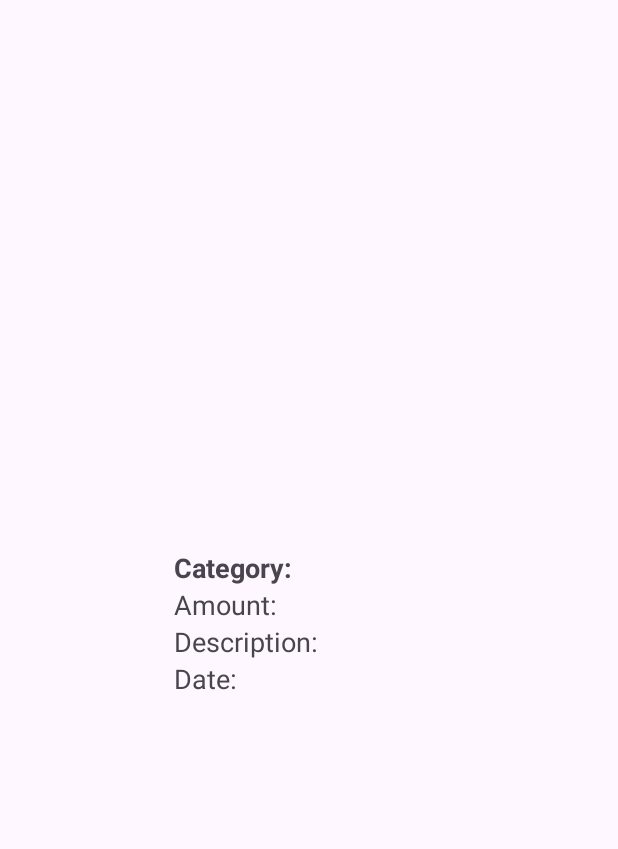
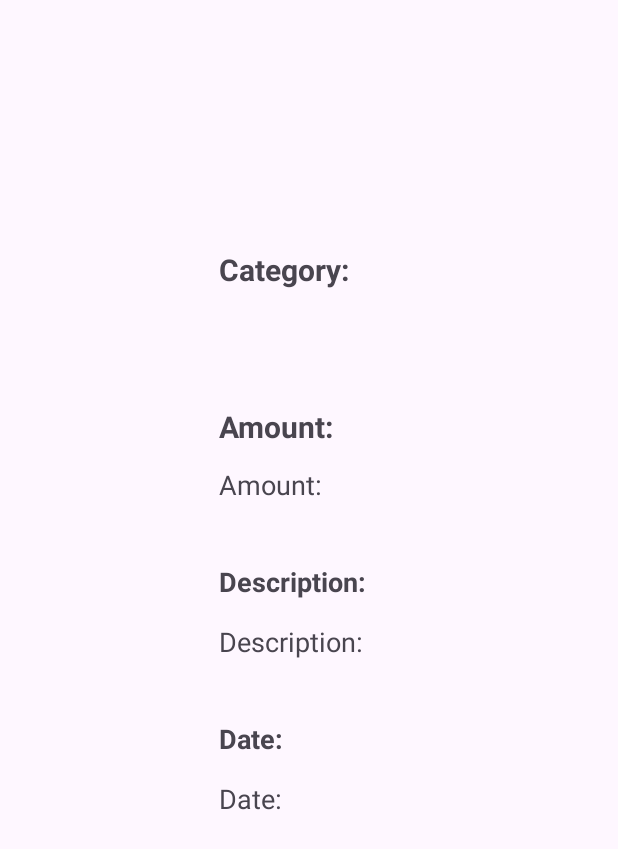
Before and after one commit to rithugopi/Budget-Tracker, an Android app: the layout activity_expense_detail.xml on its own in the app's theme, with its tools: preview values and no code run, on a phone screen of 412 x 824 dp. Shown: the top 849 px of the screen. Run offline under Robolectric (Android 15) with nearby library versions, the phone set to English and light mode, and no system bars.

Commit message:
final before ui

```diff
--- a/app/src/main/java/com/example/budgettracker/ExpenseDetailActivity.kt
+++ b/app/src/main/java/com/example/budgettracker/ExpenseDetailActivity.kt
@@ -20,9 +20,9 @@ class ExpenseDetailActivity : AppCompatActivity() {
         val textViewDescription: TextView = findViewById(R.id.textViewDescription)
         val textViewDate: TextView = findViewById(R.id.textViewDate)
 
-        textViewCategory.text = "Category: $category"
-        textViewAmount.text = "Amount: $${"%.2f".format(amount)}"
-        textViewDescription.text = "Description: $description"
-        textViewDate.text = "Date: $date"
+        textViewCategory.text = " $category"
+        textViewAmount.text = " $${"%.2f".format(amount)}"
+        textViewDescription.text = " $description"
+        textViewDate.text = " $date"
     }
 }
--- a/app/src/main/res/layout/activity_expense_detail.xml
+++ b/app/src/main/res/layout/activity_expense_detail.xml
@@ -5,14 +5,33 @@
     android:padding="16dp">
 
     <TextView
+        android:layout_width="wrap_content"
+        android:layout_height="wrap_content"
+        android:text="Category: "
+        android:textSize="20sp"
+        android:textStyle="bold"
+        android:layout_marginTop="150dp"
+        android:layout_marginLeft="130dp"/>
+    <TextView
         android:id="@+id/textViewCategory"
         android:layout_width="wrap_content"
         android:layout_height="wrap_content"
-        android:text="Category: "
+
         android:textSize="18sp"
+
+        android:layout_marginTop="190dp"
+        android:layout_marginLeft="130dp"/>
+
+    <TextView
+
+        android:layout_width="wrap_content"
+        android:layout_height="wrap_content"
+        android:layout_below="@id/textViewCategory"
+        android:text="Amount: "
         android:textStyle="bold"
-        android:layout_marginTop="350dp"
-        android:layout_marginLeft="100dp"/>
+        android:textSize="20sp"
+        android:layout_marginLeft="130dp"
+        android:layout_marginTop="40dp"/>
 
     <TextView
         android:id="@+id/textViewAmount"
@@ -21,7 +40,19 @@
         android:layout_below="@id/textViewCategory"
         android:text="Amount: "
         android:textSize="18sp"
-        android:layout_marginLeft="100dp"/>
+        android:layout_marginTop="80dp"
+        android:layout_marginLeft="130dp"/>
+
+    <TextView
+
+        android:layout_width="wrap_content"
+        android:layout_height="wrap_content"
+        android:layout_below="@id/textViewAmount"
+        android:text="Description: "
+        android:textStyle="bold"
+        android:textSize="18sp"
+        android:layout_marginTop="40dp"
+        android:layout_marginLeft="130dp"/>
 
     <TextView
         android:id="@+id/textViewDescription"
@@ -29,8 +60,20 @@
         android:layout_height="wrap_content"
         android:layout_below="@id/textViewAmount"
         android:text="Description: "
+        android:layout_marginTop="80dp"
         android:textSize="18sp"
-        android:layout_marginLeft="100dp"/>
+        android:layout_marginLeft="130dp"/>
+
+    <TextView
+
+        android:layout_width="wrap_content"
+        android:layout_height="wrap_content"
+        android:layout_below="@id/textViewDescription"
+        android:text="Date: "
+        android:textStyle="bold"
+        android:layout_marginTop="40dp"
+        android:textSize="18sp"
+        android:layout_marginLeft="130dp"/>
 
     <TextView
         android:id="@+id/textViewDate"
@@ -38,7 +81,8 @@
         android:layout_height="wrap_content"
         android:layout_below="@id/textViewDescription"
         android:text="Date: "
+        android:layout_marginTop="80dp"
         android:textSize="18sp"
-        android:layout_marginLeft="100dp"/>
+        android:layout_marginLeft="130dp"/>
 
 </RelativeLayout>
```
